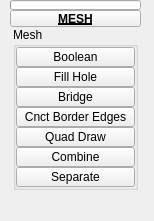
The window that radial/ui/uiLevel_3/polygons_mesh.ui (m3trik/radial) describes before a commit, drawn with Qt 5.
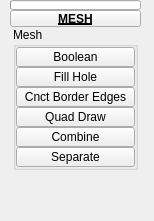
The same window after the commit. Custom widgets are drawn as their Qt base class.

```diff
--- a/radial/ui/uiLevel_3/polygons_mesh.ui
+++ b/radial/ui/uiLevel_3/polygons_mesh.ui
@@ -285,37 +285,6 @@
               </property>
              </widget>
             </item>
-            <item>
-             <widget class="ToolButton" name="tb001">
-              <property name="enabled">
-               <bool>true</bool>
-              </property>
-              <property name="minimumSize">
-               <size>
-                <width>0</width>
-                <height>20</height>
-               </size>
-              </property>
-              <property name="maximumSize">
-               <size>
-                <width>125</width>
-                <height>20</height>
-               </size>
-              </property>
-              <property name="toolTip">
-               <string>Create a bridge between two sets of edges or faces</string>
-              </property>
-              <property name="text">
-               <string>Bridge</string>
-              </property>
-              <property name="iconSize">
-               <size>
-                <width>18</width>
-                <height>18</height>
-               </size>
-              </property>
-             </widget>
-            </item>
             <item>
              <widget class="QPushButton" name="b021">
               <property name="enabled">
```
